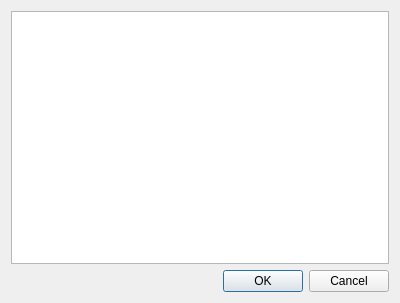
Qt form GUI_UIs/ui_dialog_select_items.ui (ccbogel/QualCoder) before a commit.
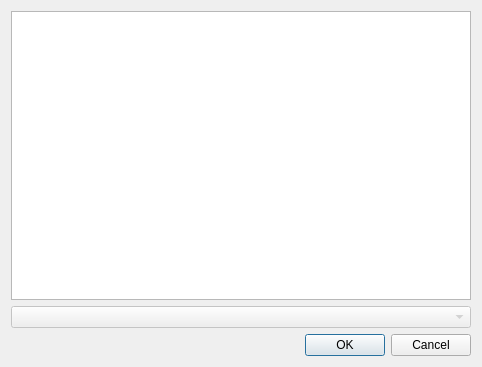
The same form after that commit.

Diff of the .ui file:
```diff
--- a/GUI_UIs/ui_dialog_select_items.ui
+++ b/GUI_UIs/ui_dialog_select_items.ui
@@ -6,8 +6,8 @@
    <rect>
     <x>0</x>
     <y>0</y>
-    <width>400</width>
-    <height>303</height>
+    <width>482</width>
+    <height>367</height>
    </rect>
   </property>
   <property name="windowTitle">
@@ -18,6 +18,13 @@
     <widget class="QListView" name="listView"/>
    </item>
    <item row="1" column="0">
+    <widget class="QComboBox" name="comboBox">
+     <property name="enabled">
+      <bool>false</bool>
+     </property>
+    </widget>
+   </item>
+   <item row="2" column="0">
     <widget class="QDialogButtonBox" name="buttonBox">
      <property name="orientation">
       <enum>Qt::Horizontal</enum>
```
